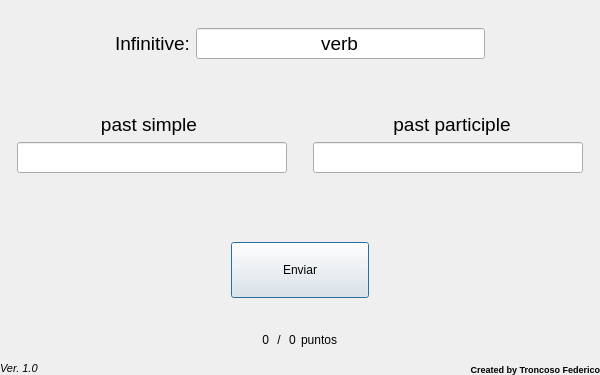
The window that irregular_verbs/mainwindow.ui (Fede-T/irregular-verb) describes before a commit, drawn with Qt 5.
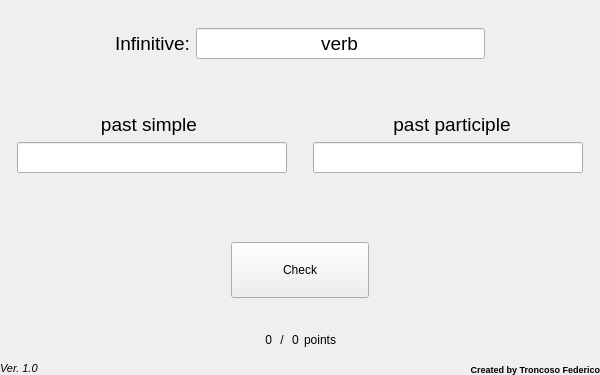
The same window after the commit. Icons and pictures are not drawn.

```diff
--- a/irregular_verbs/mainwindow.ui
+++ b/irregular_verbs/mainwindow.ui
@@ -388,11 +388,14 @@
          </sizepolicy>
         </property>
         <property name="text">
-         <string>Enviar</string>
+         <string>Check</string>
         </property>
-        <property name="default">
+        <property name="autoDefault">
          <bool>true</bool>
         </property>
+        <property name="default">
+         <bool>false</bool>
+        </property>
        </widget>
       </item>
       <item>
@@ -485,7 +488,7 @@
          </sizepolicy>
         </property>
         <property name="text">
-         <string>puntos</string>
+         <string>points</string>
         </property>
        </widget>
       </item>
```
Left out of the diff: 3 changed lines with no effect on the pictures.
